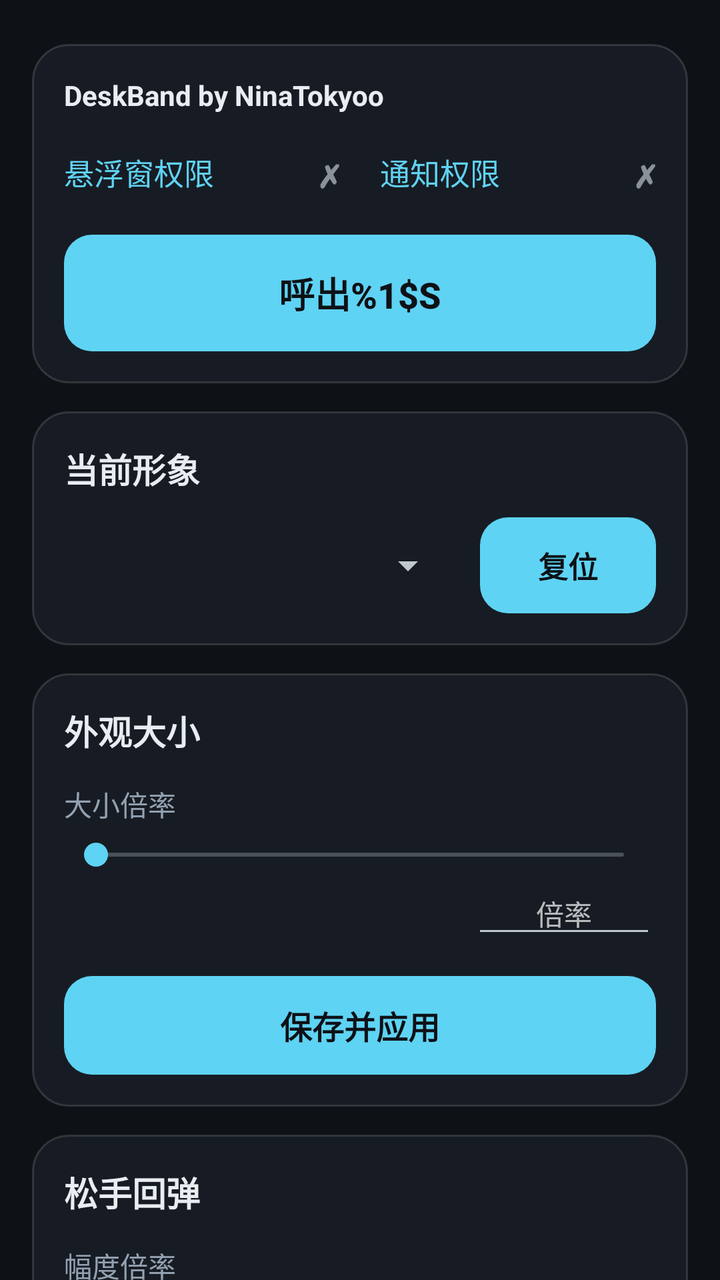
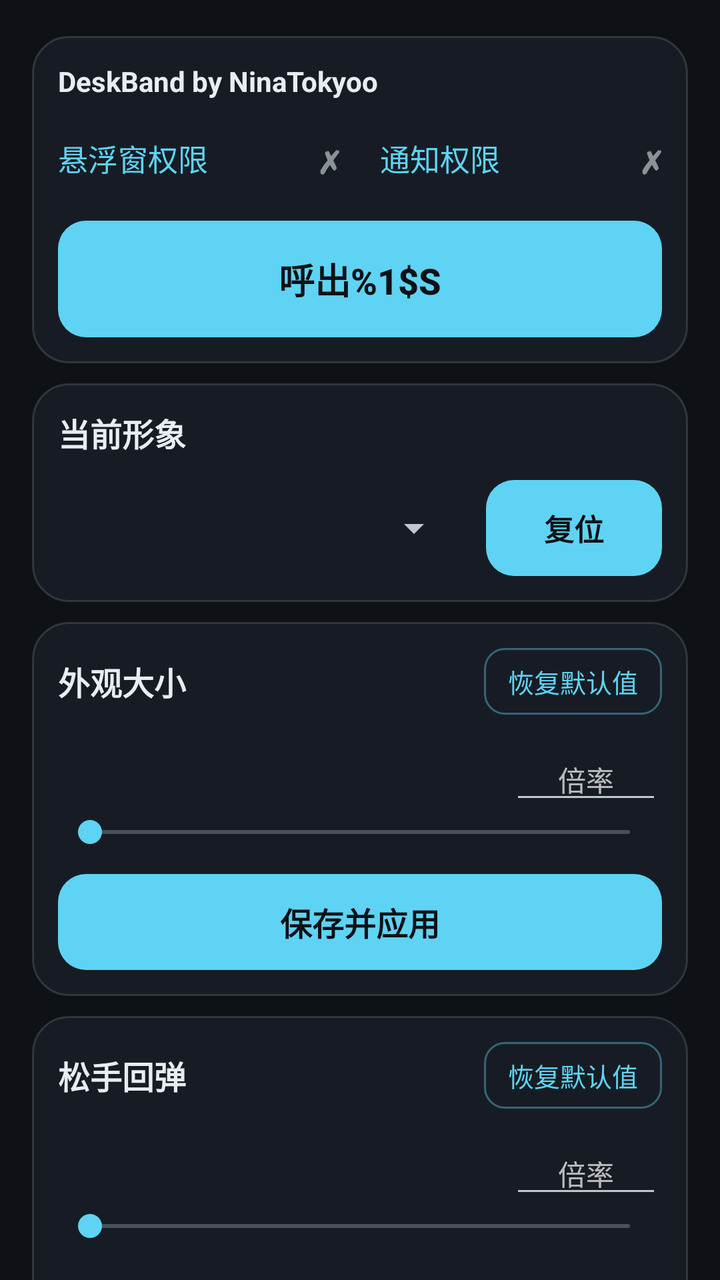

An Android layout rendered at two revisions. The XML below is the earlier revision; the diff shows what the commit changed to produce the second picture.
<!-- AndroidManifest.xml: application theme AppTheme -->
<!-- res/layout/activity_main.xml -->
<?xml version="1.0" encoding="utf-8"?>
<ScrollView xmlns:android="http://schemas.android.com/apk/res/android"
    android:id="@+id/root"
    android:layout_width="match_parent"
    android:layout_height="match_parent"
    android:fillViewport="true"
    android:focusableInTouchMode="true"
    android:background="@color/bg"
    android:scrollbars="none">

    <LinearLayout
        android:layout_width="match_parent"
        android:layout_height="wrap_content"
        android:orientation="vertical"
        android:paddingStart="16dp"
        android:paddingEnd="16dp"
        android:paddingTop="8dp"
        android:paddingBottom="28dp">

        
        <LinearLayout style="@style/Card">

            
            <TextView
                android:id="@+id/txtTitle"
                android:layout_width="match_parent"
                android:layout_height="wrap_content"
                android:maxLines="1"
                android:ellipsize="end"
                android:autoSizeTextType="uniform"
                android:autoSizeMinTextSize="11sp"
                android:autoSizeMaxTextSize="21sp"
                android:text="@string/ui_title"
                android:textColor="@color/text_primary"
                android:textStyle="bold" />

            
            <LinearLayout
                android:layout_width="match_parent"
                android:layout_height="wrap_content"
                android:layout_marginTop="10dp"
                android:orientation="horizontal"
                android:baselineAligned="false">

                <LinearLayout
                    android:id="@+id/rowOverlay"
                    android:layout_width="0dp"
                    android:layout_height="wrap_content"
                    android:layout_weight="1"
                    android:orientation="horizontal"
                    android:gravity="center_vertical"
                    android:background="?android:attr/selectableItemBackground"
                    android:paddingTop="8dp"
                    android:paddingBottom="8dp">

                    <TextView
                        android:id="@+id/txtPermOverlay"
                        android:layout_width="0dp"
                        android:layout_height="wrap_content"
                        android:layout_weight="1"
                        android:maxLines="1"
                        android:ellipsize="end"
                        android:text="@string/perm_overlay"
                        android:textColor="@color/accent"
                        android:textSize="15sp" />

                    <TextView
                        android:id="@+id/markOverlay"
                        android:layout_width="wrap_content"
                        android:layout_height="wrap_content"
                        android:layout_marginStart="6dp"
                        android:textSize="16sp"
                        android:textStyle="bold"
                        android:text="@string/perm_missing_mark" />
                </LinearLayout>

                <LinearLayout
                    android:id="@+id/rowNotify"
                    android:layout_width="0dp"
                    android:layout_height="wrap_content"
                    android:layout_weight="1"
                    android:layout_marginStart="20dp"
                    android:orientation="horizontal"
                    android:gravity="center_vertical"
                    android:background="?android:attr/selectableItemBackground"
                    android:paddingTop="8dp"
                    android:paddingBottom="8dp">

                    <TextView
                        android:id="@+id/txtPermNotify"
                        android:layout_width="0dp"
                        android:layout_height="wrap_content"
                        android:layout_weight="1"
                        android:maxLines="1"
                        android:ellipsize="end"
                        android:text="@string/perm_notify"
                        android:textColor="@color/accent"
                        android:textSize="15sp" />

                    <TextView
                        android:id="@+id/markNotify"
                        android:layout_width="wrap_content"
                        android:layout_height="wrap_content"
                        android:layout_marginStart="6dp"
                        android:textSize="16sp"
                        android:textStyle="bold"
                        android:text="@string/perm_missing_mark" />
                </LinearLayout>
            </LinearLayout>

            
            <Button
                android:id="@+id/btnToggle"
                style="@style/BigButton"
                android:layout_marginTop="12dp"
                android:maxLines="1"
                android:ellipsize="end"
                android:autoSizeTextType="uniform"
                android:autoSizeMinTextSize="11sp"
                android:autoSizeMaxTextSize="19sp"
                android:text="@string/btn_summon" />
        </LinearLayout>

        
        <LinearLayout style="@style/Card">

            <TextView
                style="@style/CardTitle"
                android:text="@string/section_skin" />

            <LinearLayout
                android:layout_width="match_parent"
                android:layout_height="wrap_content"
                android:layout_marginTop="12dp"
                android:orientation="horizontal"
                android:gravity="center_vertical">

                <Spinner
                    android:id="@+id/spinnerSkin"
                    android:layout_width="0dp"
                    android:layout_height="wrap_content"
                    android:layout_weight="1" />

                <Button
                    android:id="@+id/btnReset"
                    android:layout_width="wrap_content"
                    android:layout_height="wrap_content"
                    android:layout_marginStart="12dp"
                    android:background="@drawable/btn_primary_bg"
                    android:paddingStart="22dp"
                    android:paddingEnd="22dp"
                    android:paddingTop="10dp"
                    android:paddingBottom="10dp"
                    android:textSize="15sp"
                    android:textStyle="bold"
                    android:textColor="@color/on_accent"
                    android:stateListAnimator="@null"
                    android:text="@string/btn_reset" />
            </LinearLayout>
        </LinearLayout>

        
        <LinearLayout style="@style/Card">

            <TextView
                style="@style/CardTitle"
                android:text="@string/section_look" />

            <TextView
                android:layout_width="wrap_content"
                android:layout_height="wrap_content"
                android:layout_marginTop="14dp"
                android:text="@string/label_size"
                android:textColor="@color/text_secondary"
                android:textSize="14sp" />

            <SeekBar
                android:id="@+id/seekSize"
                android:layout_width="match_parent"
                android:layout_height="wrap_content"
                android:layout_marginTop="6dp" />

            <LinearLayout
                android:layout_width="match_parent"
                android:layout_height="wrap_content"
                android:orientation="horizontal"
                android:gravity="center_vertical">

                <TextView
                    android:id="@+id/txtSize"
                    android:layout_width="0dp"
                    android:layout_height="wrap_content"
                    android:layout_weight="1"
                    android:textColor="@color/text_secondary"
                    android:textSize="13sp" />

                <EditText
                    android:id="@+id/editSize"
                    android:layout_width="92dp"
                    android:layout_height="wrap_content"
                    android:inputType="numberDecimal"
                    android:imeOptions="actionDone"
                    android:maxLength="5"
                    android:textSize="14sp"
                    android:gravity="center"
                    android:hint="@string/size_input" />
            </LinearLayout>

            <Button
                android:id="@+id/btnSaveSize"
                style="@style/PrimaryButton"
                android:layout_marginTop="14dp"
                android:text="@string/save_apply" />
        </LinearLayout>

        
        <LinearLayout style="@style/Card">

            <TextView
                style="@style/CardTitle"
                android:text="@string/section_bounce" />

            <TextView
                android:layout_width="wrap_content"
                android:layout_height="wrap_content"
                android:layout_marginTop="14dp"
                android:text="@string/label_bounce_amp"
                android:textColor="@color/text_secondary"
                android:textSize="14sp" />

            <SeekBar
                android:id="@+id/seekBounceAmp"
                android:layout_width="match_parent"
                android:layout_height="wrap_content"
                android:layout_marginTop="4dp" />

            <LinearLayout
                android:layout_width="match_parent"
                android:layout_height="wrap_content"
                android:orientation="horizontal"
                android:gravity="center_vertical">

                <TextView
                    android:id="@+id/txtBounceAmp"
                    android:layout_width="0dp"
                    android:layout_height="wrap_content"
                    android:layout_weight="1"
                    android:textColor="@color/text_secondary"
                    android:textSize="13sp" />

                <EditText
                    android:id="@+id/editBounceAmp"
                    android:layout_width="92dp"
                    android:layout_height="wrap_content"
                    android:inputType="numberDecimal"
                    android:imeOptions="actionDone"
                    android:maxLength="5"
                    android:textSize="14sp"
                    android:gravity="center"
                    android:hint="@string/bounce_amp_input" />
            </LinearLayout>

            <TextView
                android:layout_width="wrap_content"
                android:layout_height="wrap_content"
                android:layout_marginTop="14dp"
                android:text="@string/label_bounce_ms"
                android:textColor="@color/text_secondary"
                android:textSize="14sp" />

            <SeekBar
                android:id="@+id/seekBounceMs"
                android:layout_width="match_parent"
                android:layout_height="wrap_content"
                android:layout_marginTop="4dp" />

            <LinearLayout
                android:layout_width="match_parent"
                android:layout_height="wrap_content"
                android:orientation="horizontal"
                android:gravity="center_vertical">

                <TextView
                    android:id="@+id/txtBounceMs"
                    android:layout_width="0dp"
                    android:layout_height="wrap_content"
                    android:layout_weight="1"
                    android:textColor="@color/text_secondary"
                    android:textSize="13sp" />

                <EditText
                    android:id="@+id/editBounceMs"
                    android:layout_width="92dp"
                    android:layout_height="wrap_content"
                    android:inputType="numberDecimal"
                    android:imeOptions="actionDone"
                    android:maxLength="5"
                    android:textSize="14sp"
                    android:gravity="center"
                    android:hint="@string/bounce_ms_input" />
            </LinearLayout>

            <Button
                android:id="@+id/btnSaveBounce"
                style="@style/PrimaryButton"
                android:layout_marginTop="14dp"
                android:text="@string/save_apply" />
        </LinearLayout>

        
        <LinearLayout style="@style/Card">

            <TextView
                style="@style/CardTitle"
                android:text="@string/section_notify" />

            <EditText
                android:id="@+id/editNotify"
                android:layout_width="match_parent"
                android:layout_height="wrap_content"
                android:layout_marginTop="12dp"
                android:inputType="text"
                android:imeOptions="actionDone"
                android:maxLength="40"
                android:maxLines="2"
                android:textSize="15sp"
                android:hint="@string/notify_input" />

            <TextView
                android:id="@+id/txtNotifyCount"
                android:layout_width="match_parent"
                android:layout_height="wrap_content"
                android:layout_marginTop="4dp"
                android:textColor="@color/text_secondary"
                android:textSize="12sp" />

            <Button
                android:id="@+id/btnSaveNotify"
                style="@style/PrimaryButton"
                android:layout_marginTop="10dp"
                android:text="@string/save_apply" />
        </LinearLayout>

        <TextView
            style="@style/StatusLine"
            android:layout_marginTop="18dp"
            android:text="@string/tip" />
    </LinearLayout>
</ScrollView>
<!-- resources referenced by this layout -->
<resources>
  <color name="accent">#5FD3F3</color>
  <color name="bg">#0E1116</color>
  <color name="on_accent">#0E1116</color>
  <color name="text_primary">#E8EDF2</color>
  <string name="bounce_amp_input">倍率</string>
  <string name="bounce_ms_input">倍率</string>
  <string name="btn_reset">复位</string>
  <string name="btn_summon">呼出%1$s</string>
  <string name="label_bounce_amp">幅度倍率</string>
  <string name="label_bounce_ms">时长倍率</string>
  <string name="label_size">大小倍率</string>
  <string name="perm_missing_mark">✗</string>
  <string name="perm_notify">通知权限</string>
  <string name="perm_overlay">悬浮窗权限</string>
  <string name="save_apply">保存并应用</string>
  <string name="section_bounce">松手回弹</string>
  <string name="section_look">外观大小</string>
  <string name="section_skin">当前形象</string>
  <string name="size_input">倍率</string>
  <style name="Card">
          <item name="android:layout_width">match_parent</item>
          <item name="android:layout_height">wrap_content</item>
          <item name="android:orientation">vertical</item>
          <item name="android:background">@drawable/card_bg</item>
          <item name="android:padding">16dp</item>
          <item name="android:layout_marginTop">14dp</item>
      </style>
  <style name="CardTitle">
          <item name="android:layout_width">wrap_content</item>
          <item name="android:layout_height">wrap_content</item>
          <item name="android:textColor">@color/text_primary</item>
          <item name="android:textSize">17sp</item>
          <item name="android:textStyle">bold</item>
      </style>
  <style name="PrimaryButton">
          <item name="android:layout_width">match_parent</item>
          <item name="android:layout_height">wrap_content</item>
          <item name="android:layout_marginTop">10dp</item>
          <item name="android:background">@drawable/btn_primary_bg</item>
          <item name="android:textColor">@color/on_accent</item>
          <item name="android:textSize">16sp</item>
          <item name="android:textStyle">bold</item>
          <item name="android:paddingTop">13dp</item>
          <item name="android:paddingBottom">13dp</item>
          <item name="android:stateListAnimator">@null</item>
      </style>
  <color name="btn_disabled">#263039</color>
  <color name="card">#171C24</color>
  <color name="card_stroke">#22FFFFFF</color>
  <!-- unchanged entries left out for length: 11 -->
</resources>

<!-- the commit's change to res/layout/activity_main.xml (unified diff, before → after) -->
@@ -162,27 +162,25 @@
         
         <LinearLayout style="@style/Card">
 
-            <TextView
-                style="@style/CardTitle"
-                android:text="@string/section_look" />
-
-            <TextView
-                android:layout_width="wrap_content"
-                android:layout_height="wrap_content"
-                android:layout_marginTop="14dp"
-                android:text="@string/label_size"
-                android:textColor="@color/text_secondary"
-                android:textSize="14sp" />
-
-            <SeekBar
-                android:id="@+id/seekSize"
-                android:layout_width="match_parent"
-                android:layout_height="wrap_content"
-                android:layout_marginTop="6dp" />
-
-            <LinearLayout
-                android:layout_width="match_parent"
-                android:layout_height="wrap_content"
+            <LinearLayout style="@style/CardTitleRow">
+
+                <TextView
+                    style="@style/CardTitle"
+                    android:layout_width="0dp"
+                    android:layout_weight="1"
+                    android:text="@string/section_look" />
+
+                <Button
+                    android:id="@+id/btnResetSize"
+                    style="@style/CardAction"
+                    android:text="@string/restore_default" />
+            </LinearLayout>
+
+            
+            <LinearLayout
+                android:layout_width="match_parent"
+                android:layout_height="wrap_content"
+                android:layout_marginTop="12dp"
                 android:orientation="horizontal"
                 android:gravity="center_vertical">
 
@@ -191,13 +189,16 @@
                     android:layout_width="0dp"
                     android:layout_height="wrap_content"
                     android:layout_weight="1"
+                    android:maxLines="1"
+                    android:ellipsize="end"
                     android:textColor="@color/text_secondary"
                     android:textSize="13sp" />
 
                 <EditText
                     android:id="@+id/editSize"
-                    android:layout_width="92dp"
-                    android:layout_height="wrap_content"
+                    android:layout_width="76dp"
+                    android:layout_height="wrap_content"
+                    android:layout_marginStart="10dp"
                     android:inputType="numberDecimal"
                     android:imeOptions="actionDone"
                     android:maxLength="5"
@@ -206,37 +207,39 @@
                     android:hint="@string/size_input" />
             </LinearLayout>
 
+            <SeekBar
+                android:id="@+id/seekSize"
+                android:layout_width="match_parent"
+                android:layout_height="wrap_content" />
+
             <Button
                 android:id="@+id/btnSaveSize"
                 style="@style/PrimaryButton"
-                android:layout_marginTop="14dp"
                 android:text="@string/save_apply" />
         </LinearLayout>
 
         
         <LinearLayout style="@style/Card">
 
-            <TextView
-                style="@style/CardTitle"
-                android:text="@string/section_bounce" />
-
-            <TextView
-                android:layout_width="wrap_content"
-                android:layout_height="wrap_content"
-                android:layout_marginTop="14dp"
-                android:text="@string/label_bounce_amp"
-                android:textColor="@color/text_secondary"
-                android:textSize="14sp" />
-
-            <SeekBar
-                android:id="@+id/seekBounceAmp"
-                android:layout_width="match_parent"
-                android:layout_height="wrap_content"
-                android:layout_marginTop="4dp" />
-
-            <LinearLayout
-                android:layout_width="match_parent"
-                android:layout_height="wrap_content"
+            <LinearLayout style="@style/CardTitleRow">
+
+                <TextView
+                    style="@style/CardTitle"
+                    android:layout_width="0dp"
+                    android:layout_weight="1"
+                    android:text="@string/section_bounce" />
+
+                <Button
+                    android:id="@+id/btnResetBounce"
+                    style="@style/CardAction"
+                    android:text="@string/restore_default" />
+            </LinearLayout>
+
+            
+            <LinearLayout
+                android:layout_width="match_parent"
+                android:layout_height="wrap_content"
+                android:layout_marginTop="12dp"
                 android:orientation="horizontal"
                 android:gravity="center_vertical">
 
@@ -245,13 +248,16 @@
                     android:layout_width="0dp"
                     android:layout_height="wrap_content"
                     android:layout_weight="1"
+                    android:maxLines="1"
+                    android:ellipsize="end"
                     android:textColor="@color/text_secondary"
                     android:textSize="13sp" />
 
                 <EditText
                     android:id="@+id/editBounceAmp"
-                    android:layout_width="92dp"
-                    android:layout_height="wrap_content"
+                    android:layout_width="76dp"
+                    android:layout_height="wrap_content"
+                    android:layout_marginStart="10dp"
                     android:inputType="numberDecimal"
                     android:imeOptions="actionDone"
                     android:maxLength="5"
@@ -260,23 +266,16 @@
                     android:hint="@string/bounce_amp_input" />
             </LinearLayout>
 
-            <TextView
-                android:layout_width="wrap_content"
-                android:layout_height="wrap_content"
-                android:layout_marginTop="14dp"
-                android:text="@string/label_bounce_ms"
-                android:textColor="@color/text_secondary"
-                android:textSize="14sp" />
-
             <SeekBar
-                android:id="@+id/seekBounceMs"
-                android:layout_width="match_parent"
-                android:layout_height="wrap_content"
-                android:layout_marginTop="4dp" />
-
-            <LinearLayout
-                android:layout_width="match_parent"
-                android:layout_height="wrap_content"
+                android:id="@+id/seekBounceAmp"
+                android:layout_width="match_parent"
+                android:layout_height="wrap_content" />
+
+            
+            <LinearLayout
+                android:layout_width="match_parent"
+                android:layout_height="wrap_content"
+                android:layout_marginTop="8dp"
                 android:orientation="horizontal"
                 android:gravity="center_vertical">
 
@@ -285,13 +284,16 @@
                     android:layout_width="0dp"
                     android:layout_height="wrap_content"
                     android:layout_weight="1"
+                    android:maxLines="1"
+                    android:ellipsize="end"
                     android:textColor="@color/text_secondary"
                     android:textSize="13sp" />
 
                 <EditText
                     android:id="@+id/editBounceMs"
-                    android:layout_width="92dp"
-                    android:layout_height="wrap_content"
+                    android:layout_width="76dp"
+                    android:layout_height="wrap_content"
+                    android:layout_marginStart="10dp"
                     android:inputType="numberDecimal"
                     android:imeOptions="actionDone"
                     android:maxLength="5"
@@ -300,10 +302,14 @@
                     android:hint="@string/bounce_ms_input" />
             </LinearLayout>
 
+            <SeekBar
+                android:id="@+id/seekBounceMs"
+                android:layout_width="match_parent"
+                android:layout_height="wrap_content" />
+
             <Button
                 android:id="@+id/btnSaveBounce"
                 style="@style/PrimaryButton"
-                android:layout_marginTop="14dp"
                 android:text="@string/save_apply" />
         </LinearLayout>
 
<!-- resource entries referenced after the edit -->
@@ -8,12 +8,10 @@
   <string name="bounce_ms_input">倍率</string>
   <string name="btn_reset">复位</string>
   <string name="btn_summon">呼出%1$s</string>
-  <string name="label_bounce_amp">幅度倍率</string>
-  <string name="label_bounce_ms">时长倍率</string>
-  <string name="label_size">大小倍率</string>
   <string name="perm_missing_mark">✗</string>
   <string name="perm_notify">通知权限</string>
   <string name="perm_overlay">悬浮窗权限</string>
+  <string name="restore_default">恢复默认值</string>
   <string name="save_apply">保存并应用</string>
   <string name="section_bounce">松手回弹</string>
   <string name="section_look">外观大小</string>
@@ -24,29 +22,68 @@
           <item name="android:layout_height">wrap_content</item>
           <item name="android:orientation">vertical</item>
           <item name="android:background">@drawable/card_bg</item>
-          <item name="android:padding">16dp</item>
-          <item name="android:layout_marginTop">14dp</item>
+          <item name="android:padding">13dp</item>
+          <item name="android:layout_marginTop">10dp</item>
+      </style>
+  <style name="CardAction">
+          <item name="android:layout_width">wrap_content</item>
+          <item name="android:layout_height">wrap_content</item>
+          <item name="android:layout_marginStart">10dp</item>
+          <item name="android:background">@drawable/btn_ghost_bg</item>
+          <item name="android:textColor">@color/accent</item>
+          <item name="android:textSize">13sp</item>
+          <item name="android:paddingStart">12dp</item>
+          <item name="android:paddingEnd">12dp</item>
+          <item name="android:paddingTop">7dp</item>
+          <item name="android:paddingBottom">7dp</item>
+          <item name="android:minWidth">0dp</item>
+          <item name="android:minHeight">0dp</item>
+          <item name="android:stateListAnimator">@null</item>
       </style>
   <style name="CardTitle">
           <item name="android:layout_width">wrap_content</item>
           <item name="android:layout_height">wrap_content</item>
           <item name="android:textColor">@color/text_primary</item>
-          <item name="android:textSize">17sp</item>
+          <item name="android:textSize">16sp</item>
           <item name="android:textStyle">bold</item>
+      </style>
+  <style name="CardTitleRow">
+          <item name="android:layout_width">match_parent</item>
+          <item name="android:layout_height">wrap_content</item>
+          <item name="android:orientation">horizontal</item>
+          <item name="android:gravity">center_vertical</item>
       </style>
   <style name="PrimaryButton">
           <item name="android:layout_width">match_parent</item>
           <item name="android:layout_height">wrap_content</item>
-          <item name="android:layout_marginTop">10dp</item>
+          <item name="android:layout_marginTop">12dp</item>
           <item name="android:background">@drawable/btn_primary_bg</item>
           <item name="android:textColor">@color/on_accent</item>
           <item name="android:textSize">16sp</item>
           <item name="android:textStyle">bold</item>
-          <item name="android:paddingTop">13dp</item>
-          <item name="android:paddingBottom">13dp</item>
+          <item name="android:paddingTop">11dp</item>
+          <item name="android:paddingBottom">11dp</item>
           <item name="android:stateListAnimator">@null</item>
       </style>
   <color name="btn_disabled">#263039</color>
+  <!-- drawable btn_ghost_bg (drawable) -->
+  <?xml version="1.0" encoding="utf-8"?>
+  <selector xmlns:android="http://schemas.android.com/apk/res/android">
+      <item android:state_pressed="true">
+          <shape android:shape="rectangle">
+              <solid android:color="#225FD3F3" />
+              <corners android:radius="10dp" />
+              <stroke android:width="1dp" android:color="@color/accent" />
+          </shape>
+      </item>
+      <item>
+          <shape android:shape="rectangle">
+              <solid android:color="#00000000" />
+              <corners android:radius="10dp" />
+              <stroke android:width="1dp" android:color="#665FD3F3" />
+          </shape>
+      </item>
+  </selector>
   <color name="card">#171C24</color>
   <color name="card_stroke">#22FFFFFF</color>
   <!-- unchanged entries left out for length: 11 -->
